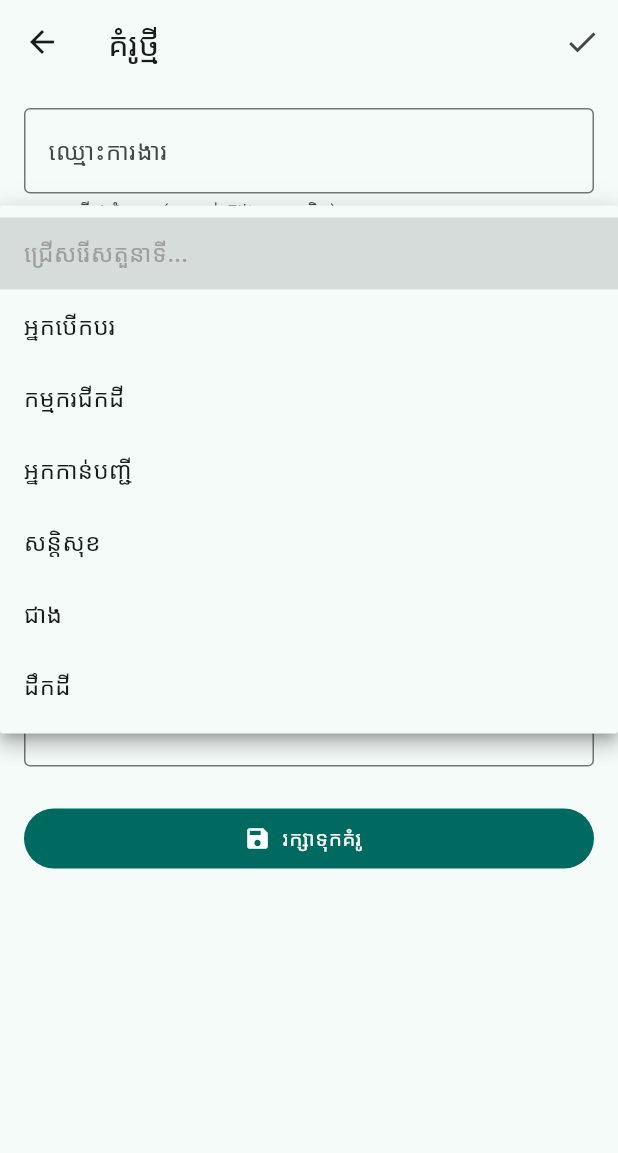
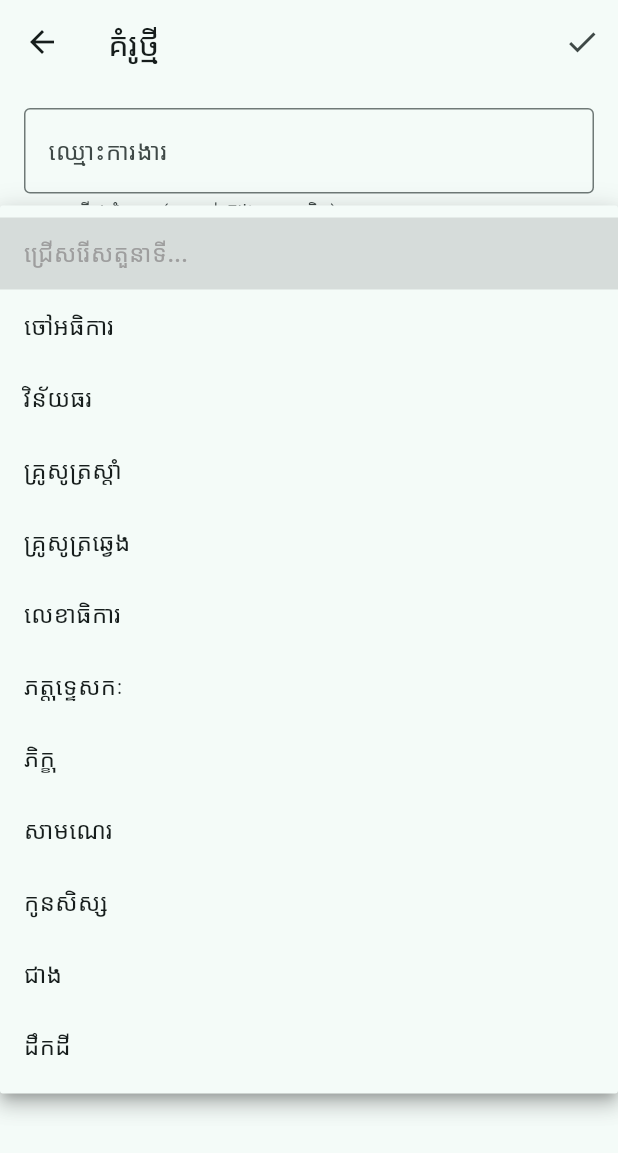
Before and after one commit to sengeys/Tast-Assigment, a Flutter app: the TemplateEditScreen screen opened directly, after a tap on "ជ្រើសរើសតួនាទី...", on a phone screen of 412 x 824 dp. Shown: the top 1153 px of the screen. Run offline on Flutter 3.47's test engine with Material 3 defaults, Android fonts, the phone set to English and light mode, and no system bars; our stand-ins replace sqflite; accounts and stored records are empty.

Commit message:
update roles

```diff
--- a/lib/core/roles.dart
+++ b/lib/core/roles.dart
@@ -2,7 +2,7 @@
 
 /// លំដាប់តួនាទី (ទី១ → ទី៤)។ កែបន្ថែម/ប្តូរលំដាប់បាននៅទីនេះ។
 /// តួនាទីដែលមិនមានក្នុងបញ្ជី នឹងនៅខាងក្រោមគេ តាមអក្ខរក្រម។
-const roleOrder = ['អ្នកបើកបរ', 'កម្មករជីកដី', 'អ្នកកាន់បញ្ជី', 'សន្តិសុខ'];
+const roleOrder = ['ចៅអធិការ', 'វិន័យធរ', 'គ្រូសូត្រស្ដាំ', 'គ្រូសូត្រឆ្វេង', 'លេខាធិការ', 'ភត្តុទ្ទេសកៈ', 'ភិក្ខុ', 'សាមណេរ', 'កូនសិស្ស'];
 
 int roleRank(Object? role) {
   final i = roleOrder.indexOf((role ?? '').toString().trim());
```
